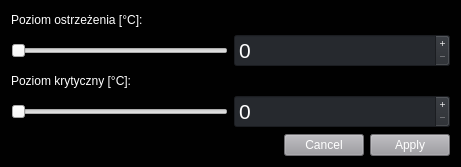
PartyKusZ/wizualizacja_danych_sensorycznych, file wizualizacja_silosow/aplikacja_qt/ui/Alarms_window.ui: the form before one commit.
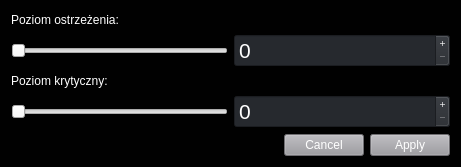
The form after the commit.

What changed in the file:
```diff
--- a/wizualizacja_silosow/aplikacja_qt/ui/Alarms_window.ui
+++ b/wizualizacja_silosow/aplikacja_qt/ui/Alarms_window.ui
@@ -45,7 +45,7 @@
    <item row="0" column="0">
     <widget class="QLabel" name="label">
      <property name="text">
-      <string>Poziom ostrzeżenia [°C]:</string>
+      <string>Poziom ostrzeżenia:</string>
      </property>
     </widget>
    </item>
@@ -126,7 +126,7 @@
    <item row="2" column="0">
     <widget class="QLabel" name="label_2">
      <property name="text">
-      <string>Poziom krytyczny [°C]:</string>
+      <string>Poziom krytyczny:</string>
      </property>
     </widget>
    </item>
```
Left out of the diff: 2 changed lines with no effect on the pictures.
